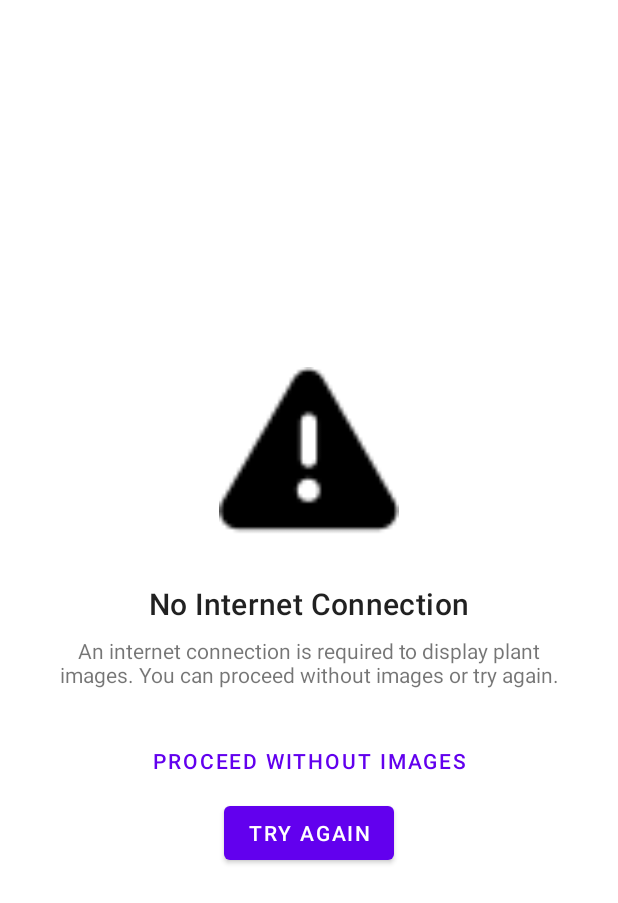
After one commit to Tiitmouse/PocketBotanist, an Android app: the NoInternetFragment screen opened directly, with no data from a screen before it, on a phone screen of 412 x 824 dp. The commit adds this screen. Shown: the top 903 px of the screen. Run offline under Robolectric (Android 15) with nearby library versions, the phone set to English and light mode, and no system bars; 1 statement that could not run was skipped.

Commit message:
no internet alert

```diff
--- a/app/build.gradle
+++ b/app/build.gradle
@@ -44,6 +44,7 @@ dependencies {
     implementation libs.androidx.lifecycle.viewmodel.ktx
     implementation libs.androidx.navigation.fragment.ktx
     implementation libs.androidx.navigation.ui.ktx
+    implementation libs.androidx.activity
     testImplementation libs.junit
     androidTestImplementation libs.androidx.junit
     androidTestImplementation libs.androidx.espresso.core
--- a/app/src/main/AndroidManifest.xml
+++ b/app/src/main/AndroidManifest.xml
@@ -5,6 +5,7 @@
     <uses-permission android:name="android.permission.RECEIVE_BOOT_COMPLETED" />
     <uses-permission android:name="android.permission.INTERNET" />
     <uses-permission android:name="android.permission.POST_NOTIFICATIONS" />
+    <uses-permission android:name="android.permission.ACCESS_NETWORK_STATE" />
 
     <application
         android:allowBackup="true"
@@ -37,6 +38,11 @@
         </activity>
 
         <activity
+            android:name=".NoInternetActivity"
+            android:exported="false"
+            android:theme="@style/Theme.PocketBotanist.NoActionBar" />
+
+        <activity
             android:name=".MainActivity"
             android:exported="false"
             android:label="@string/app_name"
@@ -50,5 +56,4 @@
             android:exported="false" />
 
     </application>
-
 </manifest>
--- /dev/null
+++ b/app/src/main/java/hr/algebra/lorena/pocketbotanist/NoInternetActivity.kt
@@ -0,0 +1,16 @@
+package hr.algebra.lorena.pocketbotanist
+
+import android.os.Bundle
+import androidx.appcompat.app.AppCompatActivity
+import hr.algebra.lorena.pocketbotanist.databinding.ActivityNoInternetBinding
+
+class NoInternetActivity : AppCompatActivity() {
+
+    private lateinit var binding: ActivityNoInternetBinding
+
+    override fun onCreate(savedInstanceState: Bundle?) {
+        super.onCreate(savedInstanceState)
+        binding = ActivityNoInternetBinding.inflate(layoutInflater)
+        setContentView(binding.root)
+    }
+}
--- a/app/src/main/java/hr/algebra/lorena/pocketbotanist/SplashActivity.kt
+++ b/app/src/main/java/hr/algebra/lorena/pocketbotanist/SplashActivity.kt
@@ -8,6 +8,7 @@ import android.view.animation.AnimationUtils
 import android.widget.ImageView
 import android.widget.TextView
 import hr.algebra.lorena.pocketbotanist.utils.getOnboardingPrefs
+import hr.algebra.lorena.pocketbotanist.utils.isNetworkAvailable
 import hr.algebra.lorena.pocketbotanist.utils.isOnboardingFinished
 
 class SplashActivity : BaseActivity() {
@@ -17,22 +18,30 @@ class SplashActivity : BaseActivity() {
 
         val splashIcon = findViewById<ImageView>(R.id.iv_splash_icon)
         val appNameText = findViewById<TextView>(R.id.tv_app_name)
-
         val fadeAnimation = AnimationUtils.loadAnimation(this, R.anim.fade)
 
         splashIcon.startAnimation(fadeAnimation)
         appNameText.startAnimation(fadeAnimation)
 
         Handler(Looper.getMainLooper()).postDelayed({
+            if (!isNetworkAvailable()) {
+                startActivity(Intent(this, NoInternetActivity::class.java))
+                finish()
+            } else {
+                navigateToApp(false)
+            }
+        }, 2000)
+    }
+
+    fun navigateToApp(force: Boolean) {
         val onboardingFinished = getOnboardingPrefs().isOnboardingFinished()
         val intent = Intent(this, MainActivity::class.java)
 
-            if (onboardingFinished) {
+        if (onboardingFinished || force) {
             intent.putExtra("NAVIGATE_TO", R.id.nav_plant_list)
         }
 
         startActivity(intent)
         finish()
-        }, 2000)
     }
 }
--- /dev/null
+++ b/app/src/main/java/hr/algebra/lorena/pocketbotanist/ui/internet/NoInternetFragment.kt
@@ -0,0 +1,45 @@
+package hr.algebra.lorena.pocketbotanist.ui.internet
+
+import android.content.Intent
+import android.os.Bundle
+import android.view.LayoutInflater
+import android.view.View
+import android.view.ViewGroup
+import androidx.fragment.app.Fragment
+import hr.algebra.lorena.pocketbotanist.SplashActivity
+import hr.algebra.lorena.pocketbotanist.databinding.FragmentNoInternetBinding
+
+class NoInternetFragment : Fragment() {
+
+    private var _binding: FragmentNoInternetBinding? = null
+    private val binding get() = _binding!!
+
+    override fun onCreateView(
+        inflater: LayoutInflater, container: ViewGroup?,
+        savedInstanceState: Bundle?
+    ): View {
+        _binding = FragmentNoInternetBinding.inflate(inflater, container, false)
+        return binding.root
+    }
+
+    override fun onViewCreated(view: View, savedInstanceState: Bundle?) {
+        super.onViewCreated(view, savedInstanceState)
+
+        binding.btnProceed.setOnClickListener {
+            (activity as? SplashActivity)?.navigateToApp(true)
+        }
+
+        binding.btnRetry.setOnClickListener {
+            activity?.let {
+                val intent = Intent(it, SplashActivity::class.java)
+                it.startActivity(intent)
+                it.finish()
+            }
+        }
+    }
+
+    override fun onDestroyView() {
+        super.onDestroyView()
+        _binding = null
+    }
+}
--- a/app/src/main/java/hr/algebra/lorena/pocketbotanist/utils/ContextExtensions.kt
+++ b/app/src/main/java/hr/algebra/lorena/pocketbotanist/utils/ContextExtensions.kt
@@ -2,6 +2,8 @@ package hr.algebra.lorena.pocketbotanist.utils
 
 import android.content.Context
 import android.content.SharedPreferences
+import android.net.ConnectivityManager
+import android.net.NetworkCapabilities
 
 private const val ONBOARDING_PREFS = "onboarding"
 private const val FINISHED_KEY = "finished"
@@ -16,3 +18,15 @@ fun SharedPreferences.Editor.setOnboardingFinished(finished: Boolean) {
 
 fun SharedPreferences.isOnboardingFinished(): Boolean =
     getBoolean(FINISHED_KEY, false)
+
+// DODAJTE OVU FUNKCIJU
+fun Context.isNetworkAvailable(): Boolean {
+    val connectivityManager = getSystemService(Context.CONNECTIVITY_SERVICE) as ConnectivityManager
+    val network = connectivityManager.activeNetwork ?: return false
+    val activeNetwork = connectivityManager.getNetworkCapabilities(network) ?: return false
+    return when {
+        activeNetwork.hasTransport(NetworkCapabilities.TRANSPORT_WIFI) -> true
+        activeNetwork.hasTransport(NetworkCapabilities.TRANSPORT_CELLULAR) -> true
+        else -> false
+    }
+}
--- /dev/null
+++ b/app/src/main/res/layout/activity_no_internet.xml
@@ -0,0 +1,8 @@
+<?xml version="1.0" encoding="utf-8"?>
+<androidx.fragment.app.FragmentContainerView xmlns:android="http://schemas.android.com/apk/res/android"
+    xmlns:tools="http://schemas.android.com/tools"
+    android:id="@+id/fragment_container_view"
+    android:layout_width="match_parent"
+    android:layout_height="match_parent"
+    android:name="hr.algebra.lorena.pocketbotanist.ui.internet.NoInternetFragment"
+    tools:layout="@layout/fragment_no_internet" />
--- /dev/null
+++ b/app/src/main/res/layout/fragment_no_internet.xml
@@ -0,0 +1,70 @@
+<?xml version="1.0" encoding="utf-8"?>
+<androidx.constraintlayout.widget.ConstraintLayout xmlns:android="http://schemas.android.com/apk/res/android"
+    xmlns:app="http://schemas.android.com/apk/res-auto"
+    xmlns:tools="http://schemas.android.com/tools"
+    android:layout_width="match_parent"
+    android:layout_height="match_parent"
+    tools:context=".ui.NoInternetFragment">
+
+    <ImageView
+        android:id="@+id/imageView"
+        android:layout_width="120dp"
+        android:layout_height="120dp"
+        android:src="@android:drawable/ic_dialog_alert"
+        app:layout_constraintBottom_toTopOf="@+id/tvTitle"
+        app:layout_constraintEnd_toEndOf="parent"
+        app:layout_constraintStart_toStartOf="parent"
+        app:layout_constraintTop_toTopOf="parent"
+        app:layout_constraintVertical_chainStyle="packed"
+        app:tint="?attr/colorOnSurface"
+        tools:ignore="ContentDescription" />
+
+    <TextView
+        android:id="@+id/tvTitle"
+        android:layout_width="wrap_content"
+        android:layout_height="wrap_content"
+        android:layout_marginTop="24dp"
+        android:text="No Internet Connection"
+        android:textAppearance="@style/TextAppearance.MaterialComponents.Headline6"
+        app:layout_constraintBottom_toTopOf="@+id/tvDescription"
+        app:layout_constraintEnd_toEndOf="parent"
+        app:layout_constraintStart_toStartOf="parent"
+        app:layout_constraintTop_toBottomOf="@+id/imageView" />
+
+    <TextView
+        android:id="@+id/tvDescription"
+        android:layout_width="0dp"
+        android:layout_height="wrap_content"
+        android:layout_marginStart="32dp"
+        android:layout_marginTop="8dp"
+        android:layout_marginEnd="32dp"
+        android:text="An internet connection is required to display plant images. You can proceed without images or try again."
+        android:textAlignment="center"
+        app:layout_constraintBottom_toTopOf="@+id/btnProceed"
+        app:layout_constraintEnd_toEndOf="parent"
+        app:layout_constraintStart_toStartOf="parent"
+        app:layout_constraintTop_toBottomOf="@+id/tvTitle" />
+
+    <Button
+        android:id="@+id/btnProceed"
+        style="@style/Widget.MaterialComponents.Button.TextButton"
+        android:layout_width="wrap_content"
+        android:layout_height="wrap_content"
+        android:layout_marginTop="24dp"
+        android:text="Proceed without images"
+        app:layout_constraintBottom_toTopOf="@+id/btnRetry"
+        app:layout_constraintEnd_toEndOf="parent"
+        app:layout_constraintStart_toStartOf="parent"
+        app:layout_constraintTop_toBottomOf="@+id/tvDescription" />
+
+    <Button
+        android:id="@+id/btnRetry"
+        android:layout_width="wrap_content"
+        android:layout_height="wrap_content"
+        android:text="Try Again"
+        app:layout_constraintBottom_toBottomOf="parent"
+        app:layout_constraintEnd_toEndOf="parent"
+        app:layout_constraintStart_toStartOf="parent"
+        app:layout_constraintTop_toBottomOf="@+id/btnProceed" />
+
+</androidx.constraintlayout.widget.ConstraintLayout>
--- a/gradle/libs.versions.toml
+++ b/gradle/libs.versions.toml
@@ -16,6 +16,7 @@ navigationSafeArgs = "2.7.7"
 picasso = "2.8"
 preferenceKtx = "1.2.1"
 workRuntimeKtx = "2.9.0"
+activity = "1.8.0"
 
 [libraries]
 androidx-core-ktx = { group = "androidx.core", name = "core-ktx", version.ref = "coreKtx" }
@@ -32,6 +33,7 @@ androidx-navigation-ui-ktx = { group = "androidx.navigation", name = "navigation
 picasso = { group = "com.squareup.picasso", name = "picasso", version.ref = "picasso" }
 androidx-preference-ktx = { group = "androidx.preference", name = "preference-ktx", version.ref = "preferenceKtx" }
 androidx-work-runtime-ktx = { group = "androidx.work", name = "work-runtime-ktx", version.ref = "workRuntimeKtx" }
+androidx-activity = { group = "androidx.activity", name = "activity", version.ref = "activity" }
 
 [plugins]
 android-application = { id = "com.android.application", version.ref = "agp" }
```
Lines whose indentation alone changed are shown as unchanged.
